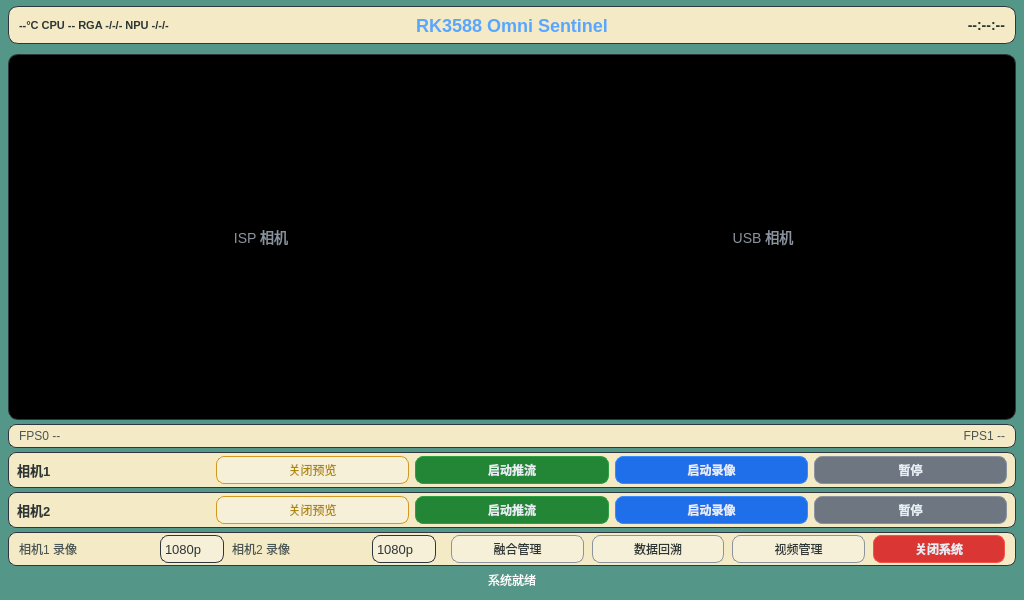
Davin-Liang/RK3588-Omni-Sentinel, file Software/APP/SentinelQT/widget.ui: the form before one commit.
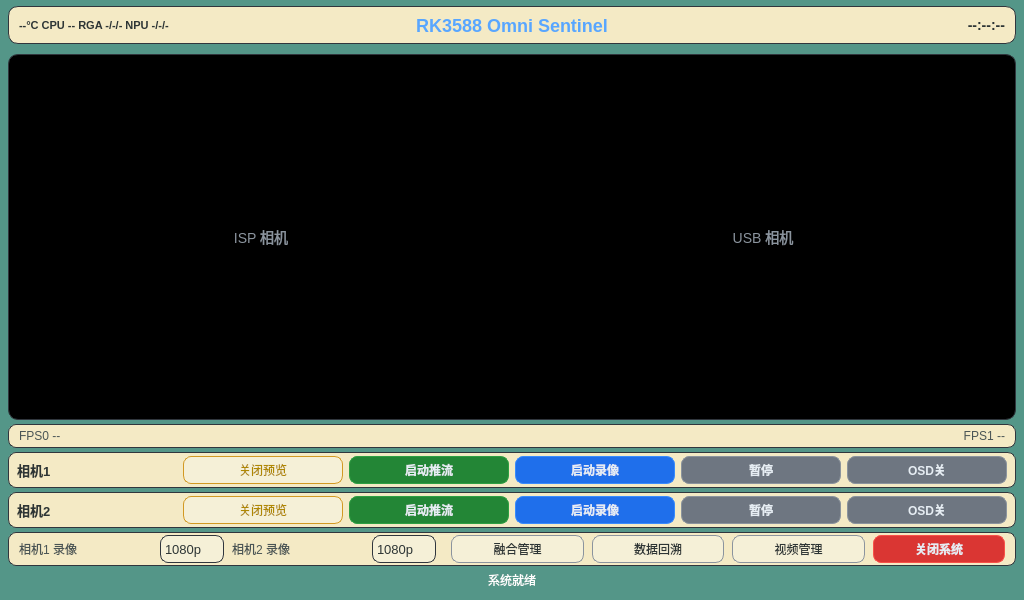
The form after the commit.

What changed in the file:
```diff
--- a/Software/APP/SentinelQT/widget.ui
+++ b/Software/APP/SentinelQT/widget.ui
@@ -243,6 +243,15 @@
             </property>
            </widget>
           </item>
+          <item>
+           <widget class="QPushButton" name="btnOsd0">
+            <property name="text"><string>OSD关</string></property>
+            <property name="minimumSize"><size><width>60</width><height>28</height></size></property>
+            <property name="styleSheet">
+             <string notr="true">QPushButton { font-size: 12px; font-weight: 600; color: #e6edf3; background-color: #6e7681; border: 1px solid #8b949e; border-radius: 8px; } QPushButton:hover { background-color: #8b949e; } QPushButton:pressed { background-color: #484f58; } QPushButton:disabled { color: #484f58; background-color: #21262d; border-color: #30363d; }</string>
+            </property>
+           </widget>
+          </item>
          </layout>
         </widget>
        </item>
@@ -306,6 +315,15 @@
             </property>
            </widget>
           </item>
+          <item>
+           <widget class="QPushButton" name="btnOsd1">
+            <property name="text"><string>OSD关</string></property>
+            <property name="minimumSize"><size><width>60</width><height>28</height></size></property>
+            <property name="styleSheet">
+             <string notr="true">QPushButton { font-size: 12px; font-weight: 600; color: #e6edf3; background-color: #6e7681; border: 1px solid #8b949e; border-radius: 8px; } QPushButton:hover { background-color: #8b949e; } QPushButton:pressed { background-color: #484f58; } QPushButton:disabled { color: #484f58; background-color: #21262d; border-color: #30363d; }</string>
+            </property>
+           </widget>
+          </item>
          </layout>
         </widget>
        </item>
```
